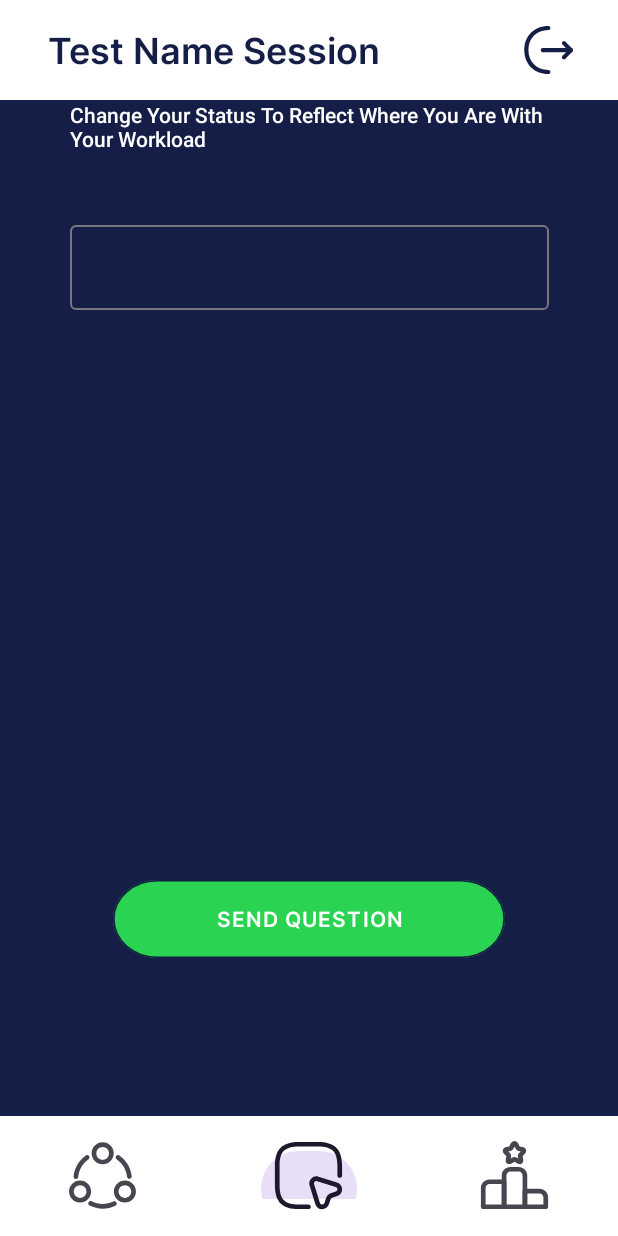
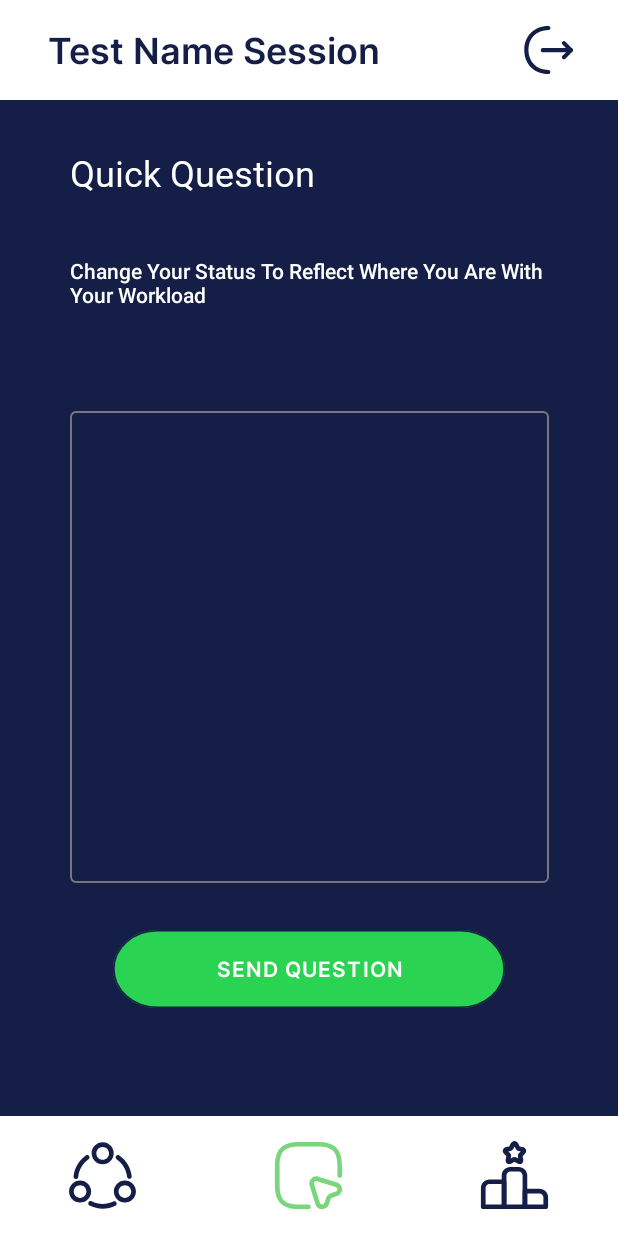
Before and after one commit to TristanHill/Semesterproject_1_Unify, an Android app: the MainActivity screen opened directly, with no data from a screen before it, item 2 of the bottom bar chosen, on a phone screen of 412 x 824 dp. Run offline under Robolectric (Android 15) with nearby library versions, the phone set to English and light mode, and no system bars; our stand-ins replace Firebase (no records; nobody signed in at launch, a user with empty details on screens opened directly), navigation-ui; 4 statements that could not run were skipped.

Commit message:
make bottom nav and question fragment prettier

```diff
--- a/Android/app/build.gradle.kts
+++ b/Android/app/build.gradle.kts
@@ -47,6 +47,10 @@ dependencies {
     implementation("com.journeyapps:zxing-android-embedded:4.3.0")
     implementation ("com.google.android.gms:play-services-code-scanner:16.1.0")
 
+
+    implementation("androidx.appcompat:appcompat:1.3.0")
+    implementation("androidx.core:core-ktx:1.6.0")
+
     implementation(libs.androidx.core.ktx)
     implementation(libs.androidx.appcompat)
     implementation(libs.material)
@@ -54,6 +58,8 @@ dependencies {
     implementation(libs.androidx.constraintlayout)
     implementation(libs.play.services.mlkit.barcode.scanning)
     implementation(libs.androidx.fragment.ktx)
+    implementation(libs.androidx.navigation.fragment.ktx)
+    implementation(libs.androidx.navigation.ui.ktx)
     testImplementation(libs.junit)
     androidTestImplementation(libs.androidx.junit)
     androidTestImplementation(libs.androidx.espresso.core)
--- a/Android/app/src/main/java/at/fhooe/sail/project/semesterproject1/MainActivity.kt
+++ b/Android/app/src/main/java/at/fhooe/sail/project/semesterproject1/MainActivity.kt
@@ -6,6 +6,8 @@ import android.os.Bundle
 import android.util.Log
 import android.content.Intent
 import android.content.SharedPreferences
+import android.content.res.ColorStateList
+import android.graphics.PorterDuff
 import android.view.MenuItem
 import android.widget.Button
 import android.widget.ImageView
@@ -14,13 +16,21 @@ import androidx.activity.enableEdgeToEdge
 import androidx.activity.result.ActivityResult
 import androidx.activity.result.contract.ActivityResultContracts
 import androidx.appcompat.app.AppCompatActivity
+import androidx.core.content.ContextCompat
+import androidx.core.graphics.drawable.DrawableCompat
 import androidx.core.os.bundleOf
 import androidx.core.view.ViewCompat
 import androidx.core.view.WindowInsetsCompat
+import androidx.core.view.forEachIndexed
 import androidx.fragment.app.Fragment
 import androidx.fragment.app.commit
 import androidx.fragment.app.replace
+import androidx.navigation.NavController
+import androidx.navigation.fragment.NavHostFragment
 import at.fhooe.sail.project.semesterproject1.databinding.ActivityMainBinding
+import androidx.navigation.fragment.findNavController
+import com.google.android.material.bottomnavigation.BottomNavigationView
+import androidx.navigation.ui.setupWithNavController
 import com.google.firebase.Firebase
 import com.google.firebase.firestore.FirebaseFirestore
 import com.google.firebase.firestore.firestore
@@ -47,7 +57,37 @@ class MainActivity : AppCompatActivity() {
 
         replaceFragment(Fragment_status())
         setNavigationView()
+/*
+       val  navView: BottomNavigationView = findViewById(R.id.bottomNavigationView)
+        val navHostFragment = supportFragmentManager.findFragmentById(R.id.activity_main_frameLayout) as NavHostFragment
+        val navController: NavController = navHostFragment.navController
 
+        navView.setupWithNavController(navController)
+
+// Farben programmatisch setzen
+       // Colors for each item in the BottomNavigationView
+val activeColors = intArrayOf(
+    ContextCompat.getColor(this, R.color.bottom_nav_color_active_status),
+    ContextCompat.getColor(this, R.color.bottom_nav_color_active_question),
+    ContextCompat.getColor(this, R.color.bottom_nav_color_active_survey)
+)
+
+val inactiveColor = ContextCompat.getColor(this, R.color.bottom_nav_color_inactive)
+
+// Assign individual colors to each menu item
+        navView.menu.forEachIndexed { index, item ->
+            val icon = item.icon
+            if (icon != null) {
+                val color = if (index < activeColors.size) {
+                    activeColors[index]
+                } else {
+                    inactiveColor
+                }
+                DrawableCompat.setTint(icon, color)
+            }
+        }
+
+*/
         val sessionName =findViewById<TextView>(R.id.toolbar_session_name)
         if(sessionID != null){
             db.collection("Session").document(sessionID)
--- /dev/null
+++ b/Android/app/src/main/res/color/bottom_nav_color_selector.xml
@@ -0,0 +1,7 @@
+<?xml version="1.0" encoding="utf-8"?>
+<selector xmlns:android="http://schemas.android.com/apk/res/android">
+    <!--<item android:color="@color/bottom_nav_color_active_status" android:state_checked="true"  /> -->
+    <item android:color="@color/bottom_nav_color_active_question" android:state_checked="true" />
+    <item android:color="@color/bottom_nav_color_active_survey" android:state_checked="true" />
+    <item android:color="@color/bottom_nav_color_inactive" android:state_checked="false" />
+</selector>
--- a/Android/app/src/main/res/layout/activity_join_session.xml
+++ b/Android/app/src/main/res/layout/activity_join_session.xml
@@ -41,14 +41,14 @@
         android:id="@+id/activity_join_session_tv_letsStart"
         style="@style/lets_start"
         android:layout_width="0dp"
-        android:layout_height="42dp"
-        android:layout_marginTop="32dp"
+        android:layout_height="50dp"
+        android:layout_marginTop="36dp"
         android:fontFamily="@font/helvetica_neue_bold"
         android:letterSpacing="0.025"
         android:text="@string/text_lets_start"
         android:textSize="34sp"
         app:layout_constraintEnd_toEndOf="@+id/imageView"
-        app:layout_constraintHorizontal_bias="0.495"
+        app:layout_constraintHorizontal_bias="0.0"
         app:layout_constraintStart_toStartOf="@+id/imageView"
         app:layout_constraintTop_toBottomOf="@+id/imageView" />
 
--- a/Android/app/src/main/res/layout/activity_main.xml
+++ b/Android/app/src/main/res/layout/activity_main.xml
@@ -25,7 +25,11 @@
         app:labelVisibilityMode="unlabeled"
         app:itemHorizontalTranslationEnabled="false"
         app:itemIconSize="50sp"
+        android:background="?android:attr/windowBackground"
+        app:itemIconTint="@color/bottom_nav_color_selector"
+        app:itemBackground="@color/white"
         app:backgroundTint="@color/white"
+        app:itemActiveIndicatorStyle="@color/white"
         >
     </com.google.android.material.bottomnavigation.BottomNavigationView>
 
--- a/Android/app/src/main/res/layout/fragment_nosurvey.xml
+++ b/Android/app/src/main/res/layout/fragment_nosurvey.xml
@@ -12,7 +12,7 @@
         android:layout_width="wrap_content"
         android:layout_height="wrap_content"
         android:layout_gravity="center"
-        android:fontFamily="@font/inter_black"
+        android:fontFamily="@font/helvetica_neue_medium"
         android:letterSpacing="0.025"
         android:text="@string/fragment_survey_header"
         android:textColor="@color/white"
--- a/Android/app/src/main/res/layout/fragment_question.xml
+++ b/Android/app/src/main/res/layout/fragment_question.xml
@@ -18,7 +18,7 @@
             android:layout_height="wrap_content"
             android:layout_marginLeft="75dp"
             android:layout_marginRight="75dp"
-            android:layout_marginBottom="105dp"
+            android:layout_marginBottom="72dp"
             android:background="@drawable/join_session_button"
             android:fontFamily="@font/inter_semi_bold"
             android:letterSpacing="0.05"
@@ -26,7 +26,9 @@
             android:textColor="@android:color/white"
             app:layout_constraintBottom_toBottomOf="parent"
             app:layout_constraintEnd_toEndOf="parent"
-            app:layout_constraintStart_toStartOf="parent" />
+            app:layout_constraintHorizontal_bias="0.44"
+            app:layout_constraintStart_toStartOf="parent"
+            app:layout_constraintTop_toBottomOf="@+id/fragment_question_input" />
 
         <TextView
             android:id="@+id/fragment_question_header"
@@ -38,7 +40,9 @@
             android:textColor="@color/white"
             android:textSize="24sp"
             app:layout_constraintBottom_toTopOf="@+id/fragment_question_description"
-            app:layout_constraintStart_toStartOf="@+id/fragment_question_description" />
+            app:layout_constraintStart_toStartOf="@+id/fragment_question_description"
+            app:layout_constraintTop_toTopOf="parent"
+            app:layout_constraintVertical_bias="1.0" />
 
         <TextView
             android:id="@+id/fragment_question_description"
@@ -47,17 +51,18 @@
             android:fontFamily="sans-serif-medium"
             android:text="@string/text_status_description"
             android:textColor="@color/white"
+            app:layout_constraintBottom_toTopOf="@+id/fragment_question_text_input"
             app:layout_constraintEnd_toEndOf="@+id/fragment_question_text_input"
+            app:layout_constraintHorizontal_bias="0.0"
             app:layout_constraintStart_toStartOf="@+id/fragment_question_text_input"
-            tools:layout_editor_absoluteY="107dp" />
+            app:layout_constraintTop_toBottomOf="@+id/fragment_question_header" />
 
         <com.google.android.material.textfield.TextInputLayout
             android:id="@+id/fragment_question_text_input"
             android:layout_width="319dp"
-            android:layout_height="62dp"
+            android:layout_height="320dp"
             android:layout_marginStart="60dp"
             android:layout_marginEnd="60dp"
-            android:layout_marginBottom="100dp"
             app:layout_constraintBottom_toTopOf="@+id/fragment_question_button_send"
             app:layout_constraintEnd_toEndOf="parent"
             app:layout_constraintStart_toStartOf="parent"
@@ -66,7 +71,7 @@
 
             <com.google.android.material.textfield.TextInputEditText
                 android:layout_width="match_parent"
-                android:layout_height="wrap_content"
+                android:layout_height="match_parent"
                 android:textColor="#FFFFFF" />
         </com.google.android.material.textfield.TextInputLayout>
 
--- a/Android/app/src/main/res/values/colors.xml
+++ b/Android/app/src/main/res/values/colors.xml
@@ -10,5 +10,8 @@
 
     <color name="button_green">#2AD351</color>
     <color name="background_darkblue">#141E46</color>
-
+    <color name="bottom_nav_color_active_status">@color/red</color>
+    <color name="bottom_nav_color_active_question">@color/green</color>
+    <color name="bottom_nav_color_active_survey">@color/orange</color>
+    <color name="bottom_nav_color_inactive">@color/fontBlue</color>
 </resources>
--- a/Android/gradle/libs.versions.toml
+++ b/Android/gradle/libs.versions.toml
@@ -11,6 +11,8 @@ activity = "1.8.0"
 constraintlayout = "2.1.4"
 playServicesMlkitBarcodeScanning = "18.3.0"
 fragmentKtx = "1.7.1"
+navigationFragmentKtx = "2.7.7"
+navigationUiKtx = "2.7.7"
 
 [libraries]
 androidx-core-ktx = { group = "androidx.core", name = "core-ktx", version.ref = "coreKtx" }
@@ -23,6 +25,8 @@ androidx-activity = { group = "androidx.activity", name = "activity", version.re
 androidx-constraintlayout = { group = "androidx.constraintlayout", name = "constraintlayout", version.ref = "constraintlayout" }
 play-services-mlkit-barcode-scanning = { group = "com.google.android.gms", name = "play-services-mlkit-barcode-scanning", version.ref = "playServicesMlkitBarcodeScanning" }
 androidx-fragment-ktx = { group = "androidx.fragment", name = "fragment-ktx", version.ref = "fragmentKtx" }
+androidx-navigation-fragment-ktx = { group = "androidx.navigation", name = "navigation-fragment-ktx", version.ref = "navigationFragmentKtx" }
+androidx-navigation-ui-ktx = { group = "androidx.navigation", name = "navigation-ui-ktx", version.ref = "navigationUiKtx" }
 
 [plugins]
 androidApplication = { id = "com.android.application", version.ref = "agp" }
```
